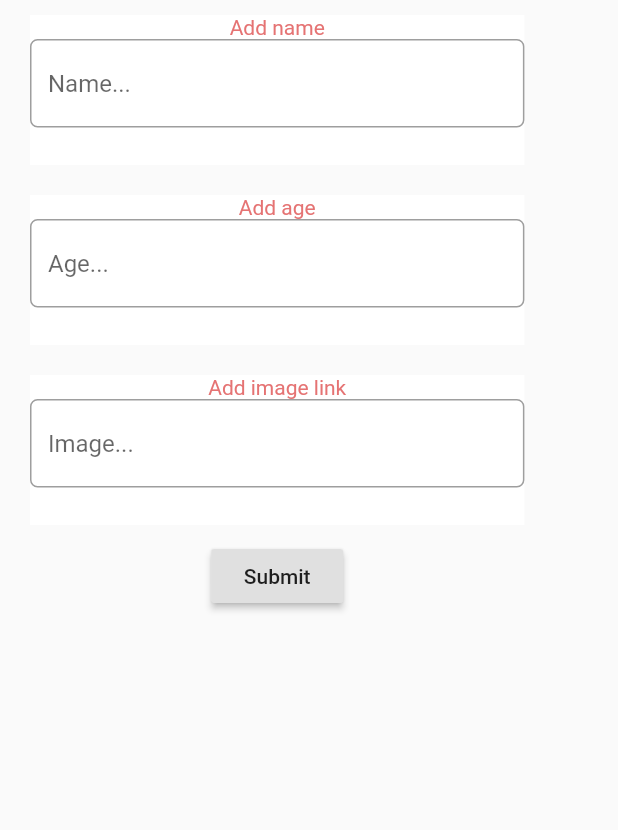
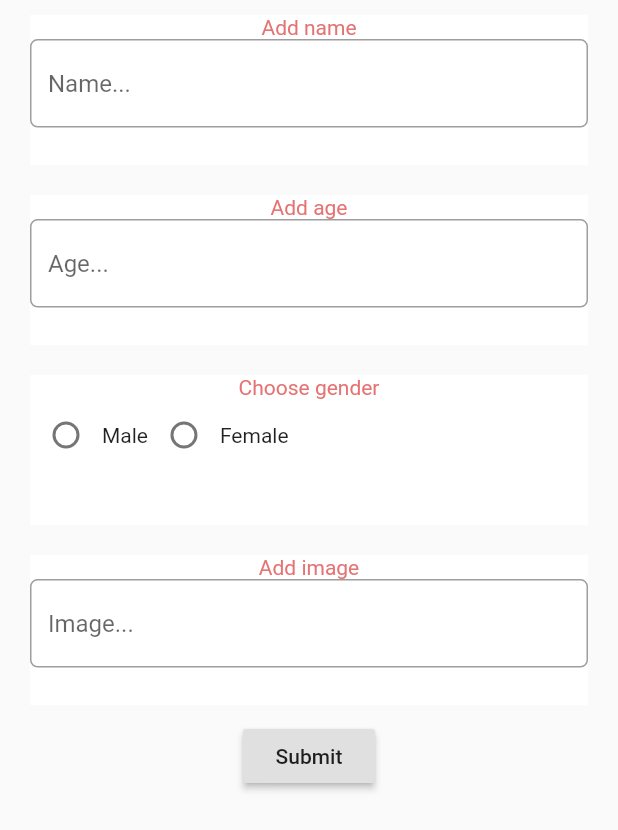
Before and after one commit to hachanhvu2205/Bestdatingapp, a Flutter app: the UpdateInfoPage screen opened directly, on a phone screen of 412 x 824 dp. Shown: the top 830 px of the screen. Run offline on Flutter 3.47's test engine with Material 2 defaults, Android fonts, the phone set to English and light mode, and no system bars; our stand-ins replace cloud_firestore, firebase_auth, flutter_tindercard, fluttertoast, font_awesome_flutter, geolocator and 3 more; accounts and stored records are empty.

Commit message:
reorder files

```diff
--- a/lib/chat/chat.dart
+++ b/lib/chat/chat.dart
@@ -51,6 +51,7 @@ class _ChatPageState extends State<ChatPage> {
         child: Container(
           child: Column(
             children: <Widget>[
+
               Container(
                 alignment: Alignment.center,
                 height: MediaQuery.of(context).size.height * 0.8,
--- a/lib/main.dart
+++ b/lib/main.dart
@@ -1,9 +1,9 @@
 import 'package:Bestdatingapp/chat/chat.dart';
-import 'package:Bestdatingapp/login.dart';
+import 'package:Bestdatingapp/signin/login.dart';
 import 'package:Bestdatingapp/chat/listlike.dart';
-import 'package:Bestdatingapp/profile.dart';
+import 'package:Bestdatingapp/profile/profile.dart';
 import 'package:Bestdatingapp/swipe.dart';
-import 'package:Bestdatingapp/updateInfo.dart';
+import 'package:Bestdatingapp/signin/updateInfo.dart';
 import 'package:flutter/material.dart';
 import 'package:font_awesome_flutter/font_awesome_flutter.dart';
 import 'package:image_picker/image_picker.dart';
--- a/lib/info.dart
+++ b/lib/profile/info.dart
@@ -94,7 +94,6 @@ class _InfoPageState extends State<InfoPage> {
                       Form(
                         child: Container(
                           child: TextFormField(
-
                             controller: ageController,
                             onFieldSubmitted: (value) {
                               print(bioController.text);
--- a/lib/profile.dart
+++ b/lib/profile/profile.dart
@@ -1,5 +1,5 @@
-import 'package:Bestdatingapp/info.dart';
-import 'package:Bestdatingapp/settings.dart';
+import 'package:Bestdatingapp/profile/info.dart';
+import 'package:Bestdatingapp/profile/settings.dart';
 import 'package:flutter/material.dart';
 import 'package:font_awesome_flutter/font_awesome_flutter.dart';
 
--- /dev/null
+++ b/lib/signin/updateInfo.dart
@@ -0,0 +1,159 @@
+import 'package:flutter/material.dart';
+import 'package:Bestdatingapp/main.dart';
+
+class UpdateInfoPage extends StatefulWidget {
+  @override
+  _UpdateInfoPageState createState() => _UpdateInfoPageState();
+}
+
+class _UpdateInfoPageState extends State<UpdateInfoPage> {
+  TextEditingController nameController = TextEditingController();
+  TextEditingController ageController = TextEditingController();
+  TextEditingController imageController = TextEditingController();
+  var genderValue = -1;
+  var gender;
+  getGender(genderValue) {
+    if (genderValue == 0) {
+      return 'Male';
+    } else if (genderValue == 1) {
+      return 'Female';
+    }
+  }
+
+  @override
+  Widget build(BuildContext context) {
+    return SafeArea(
+      child: Scaffold(
+        body: Column(
+          children: <Widget>[
+            // update name
+            Container(
+              margin: EdgeInsets.fromLTRB(20, 10, 20, 10),
+              color: Colors.white,
+              width: MediaQuery.of(context).size.width,
+              height: 100,
+              child: Column(
+                children: <Widget>[
+                  Text(
+                    'Add name',
+                    style: TextStyle(color: Colors.red[300]),
+                  ),
+                  Form(
+                    child: TextFormField(
+                      controller: nameController,
+                      onFieldSubmitted: (value) {},
+                      decoration: InputDecoration(
+                        hintText: 'Name...',
+                        border: OutlineInputBorder(
+                            borderRadius: BorderRadius.circular(5)),
+                      ),
+                    ),
+                  ),
+                ],
+              ),
+            ),
+            Container(
+              margin: EdgeInsets.fromLTRB(20, 10, 20, 10),
+              color: Colors.white,
+              width: MediaQuery.of(context).size.width,
+              height: 100,
+              child: Column(
+                children: <Widget>[
+                  Text(
+                    'Add age',
+                    style: TextStyle(color: Colors.red[300]),
+                  ),
+                  Form(
+                    child: TextFormField(
+                      controller: ageController,
+                      onFieldSubmitted: (value) {},
+                      decoration: InputDecoration(
+                        hintText: 'Age...',
+                        border: OutlineInputBorder(
+                            borderRadius: BorderRadius.circular(5)),
+                      ),
+                    ),
+                  ),
+                ],
+              ),
+            ),
+            Container(
+              margin: EdgeInsets.fromLTRB(20, 10, 20, 10),
+              color: Colors.white,
+              width: MediaQuery.of(context).size.width,
+              height: 100,
+              child: Column(
+                children: <Widget>[
+                  Text(
+                    'Choose gender',
+                    style: TextStyle(color: Colors.red[300]),
+                  ),
+                  Row(
+                    children: <Widget>[
+                      Radio(
+                        value: 0,
+                        groupValue: genderValue,
+                        onChanged: (value) {
+                          setState(() {
+                            genderValue = value;
+                            getGender(genderValue);
+                          });
+                        },
+                      ),
+                      Text('Male'),
+                      Radio(
+                        value: 1,
+                        groupValue: genderValue,
+                        onChanged: (value) {
+                          setState(() {
+                            genderValue = value;
+                            getGender(genderValue);
+                          });
+                        },
+                      ),
+                      Text('Female'),
+                    ],
+                  ),
+                ],
+              ),
+            ),
+            Container(
+              margin: EdgeInsets.fromLTRB(20, 10, 20, 10),
+              color: Colors.white,
+              width: MediaQuery.of(context).size.width,
+              height: 100,
+              child: Column(
+                children: <Widget>[
+                  Text(
+                    'Add image',
+                    style: TextStyle(color: Colors.red[300]),
+                  ),
+                  Form(
+                    child: TextFormField(
+                      controller: imageController,
+                      onFieldSubmitted: (value) {},
+                      decoration: InputDecoration(
+                        hintText: 'Image...',
+                        border: OutlineInputBorder(
+                            borderRadius: BorderRadius.circular(5)),
+                      ),
+                    ),
+                  ),
+                ],
+              ),
+            ),
+            RaisedButton(
+              onPressed: () {
+                Navigator.push(
+                  context,
+                  MaterialPageRoute(builder: (context) => Main()),
+                );
+              },
+              child: Text('Submit'),
+            )
+          ],
+        ),
+      ),
+    );
+  }
+}
--- a/lib/updateInfo.dart
+++ /dev/null
@@ -1,104 +0,0 @@
-import 'package:flutter/material.dart';
-import 'package:Bestdatingapp/main.dart';
-class UpdateInfoPage extends StatefulWidget {
-  @override
-  _UpdateInfoPageState createState() => _UpdateInfoPageState();
-}
-
-class _UpdateInfoPageState extends State<UpdateInfoPage> {
-  TextEditingController nameController = TextEditingController();
-  TextEditingController ageController = TextEditingController();
-  TextEditingController imageController = TextEditingController();
-  @override
-  Widget build(BuildContext context) {
-    return SafeArea(
-      child: Scaffold(
-          body: Column(
-        children: <Widget>[
-          // update name
-          Container(
-            margin: EdgeInsets.fromLTRB(20, 10, 20, 10),
-            color: Colors.white,
-            width: MediaQuery.of(context).size.width * 0.8,
-            height: 100,
-            child: Column(
-              children: <Widget>[
-                Text(
-                  'Add name',
-                  style: TextStyle(color: Colors.red[300]),
-                ),
-                Form(
-                  child: TextFormField(
-                    controller: nameController,
-                    onFieldSubmitted: (value) {},
-                    decoration: InputDecoration(
-                      hintText: 'Name...',
-                      border: OutlineInputBorder(
-                          borderRadius: BorderRadius.circular(5)),
-                    ),
-                  ),
-                ),
-              ],
-            ),
-          ),
-          Container(
-            margin: EdgeInsets.fromLTRB(20, 10, 20, 10),
-            color: Colors.white,
-            width: MediaQuery.of(context).size.width * 0.8,
-            height: 100,
-            child: Column(
-              children: <Widget>[
-                Text(
-                  'Add age',
-                  style: TextStyle(color: Colors.red[300]),
-                ),
-                Form(
-                  child: TextFormField(
-                    controller: ageController,
-                    onFieldSubmitted: (value) {},
-                    decoration: InputDecoration(
-                      hintText: 'Age...',
-                      border: OutlineInputBorder(
-                          borderRadius: BorderRadius.circular(5)),
-                    ),
-                  ),
-                ),
-              ],
-            ),
-          ),
-          Container(
-            margin: EdgeInsets.fromLTRB(20, 10, 20, 10),
-            color: Colors.white,
-            width: MediaQuery.of(context).size.width * 0.8,
-            height: 100,
-            child: Column(
-              children: <Widget>[
-                Text(
-                  'Add image link',
-                  style: TextStyle(color: Colors.red[300]),
-                ),
-                Form(
-                  child: TextFormField(
-                    controller: imageController,
-                    onFieldSubmitted: (value) {},
-                    decoration: InputDecoration(
-                      hintText: 'Image...',
-                      border: OutlineInputBorder(
-                          borderRadius: BorderRadius.circular(5)),
-                    ),
-                  ),
-                ),
-              ],
-            ),
-          ),
-          RaisedButton(
-            onPressed: () {
-              Navigator.push(context, MaterialPageRoute(builder: (context) => Main()),);
-            },
-            child: Text('Submit'),
-          )
-        ],
-      )),
-    );
-  }
-}
--- a/pubspec.yaml
+++ b/pubspec.yaml
@@ -37,6 +37,7 @@ dependencies:
   cloud_firestore: ^0.13.7
   email_validator: '^1.0.0'
   image_picker: ^0.6.7+4
+  geolocator: ^5.3.2+2
 
   shared_preferences: ^0.5.8
   auth: ^6.0.3
```
Also changed, not shown: lib/chat/listlike.dart (+18 -1 lines), lib/geo.dart (added, +28 -0 lines), lib/profile/settings.dart (renamed from lib/settings.dart, +31 -6 lines), lib/signin/login.dart (renamed from lib/login.dart, +6 -17 lines), lib/signin/signup.dart (renamed from lib/signup.dart, +14 -19 lines), lib/swipe.dart (+13 -4 lines), pubspec.lock, 3 other files.
